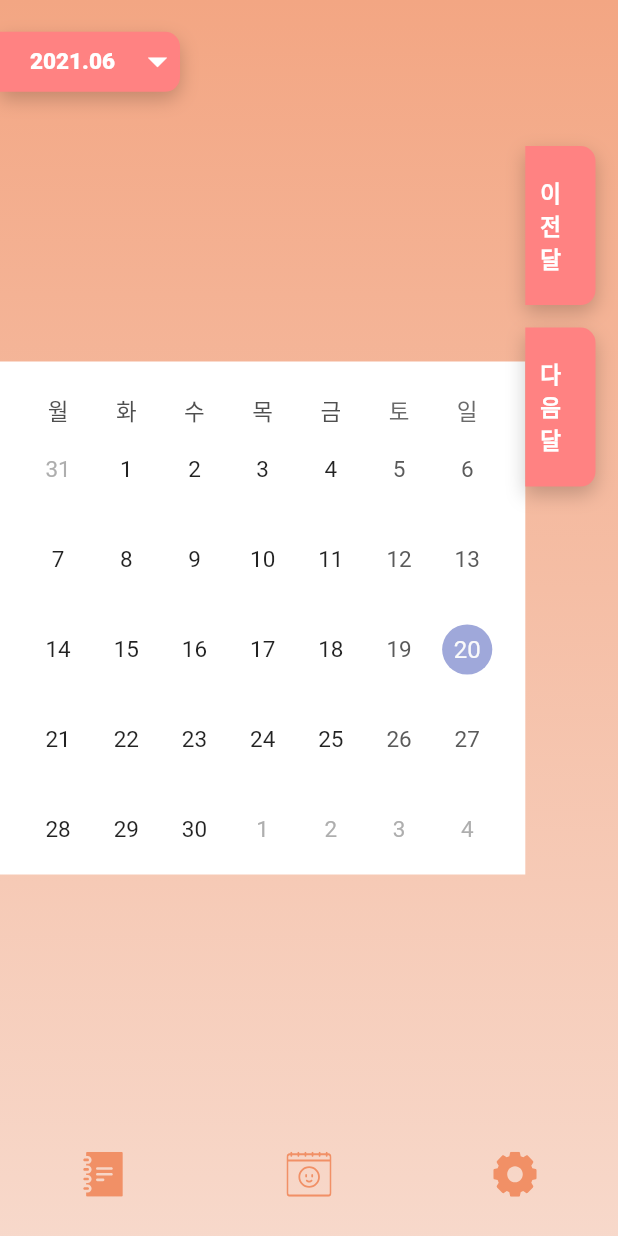
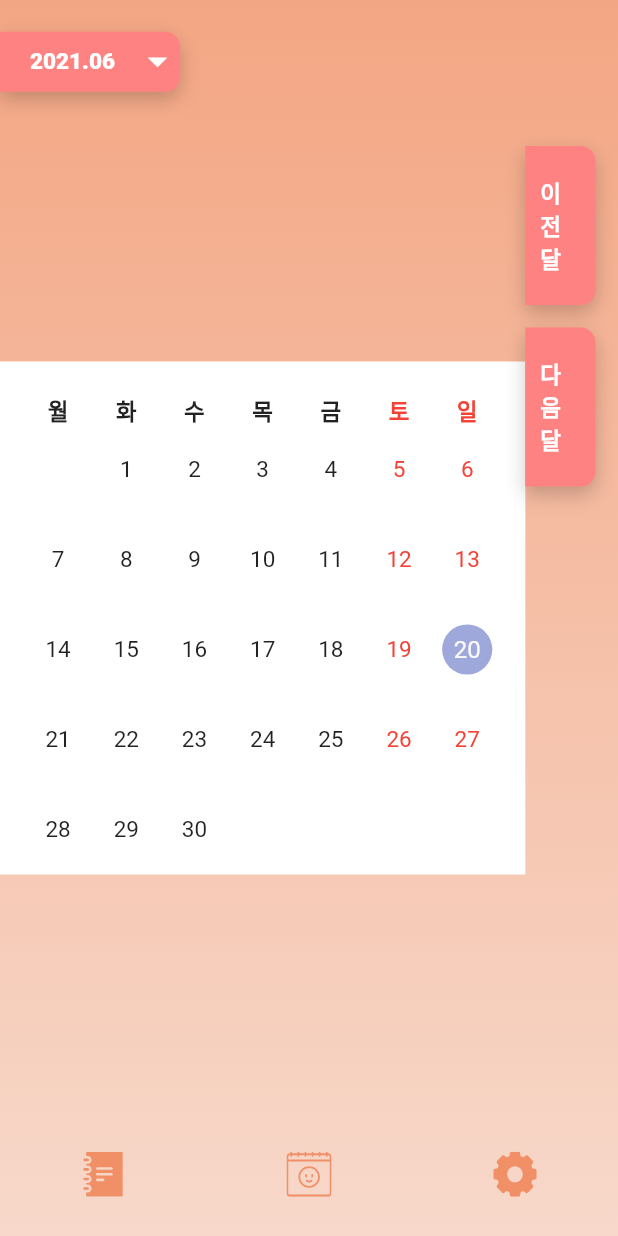
Before and after one commit to Miri-Hwang/account_book, a Flutter app: the screen it shows after launch, on a phone screen of 412 x 824 dp. Run offline on Flutter 3.47's test engine with Material 2 defaults, Android fonts, the light colour scheme and no system bars; drawn by our look-alikes of table_calendar; our stand-ins replace flutter_svg.

Commit message:
Edit Text Style

```diff
--- a/account_book/lib/calendar/calendar.dart
+++ b/account_book/lib/calendar/calendar.dart
@@ -63,7 +63,16 @@ class _AccountCalendarState extends State<AccountCalendar> {
               focusedDay: DateTime.now(),
                 locale: Localizations.localeOf(context).languageCode,
               rowHeight: 60,
-                daysOfWeekHeight : 20
+                daysOfWeekHeight : 20,
+              calendarStyle: CalendarStyle(
+                outsideDaysVisible: false,
+                weekendTextStyle: TextStyle().copyWith(color: Colors.red),
+              ),
+              daysOfWeekStyle: DaysOfWeekStyle(
+                weekendStyle: TextStyle().copyWith(color: Colors.red, fontWeight: FontWeight.bold),
+                weekdayStyle: TextStyle().copyWith(fontWeight: FontWeight.bold)
+              ),
+
             ),
           )),
         // Calendar Tabs
```
